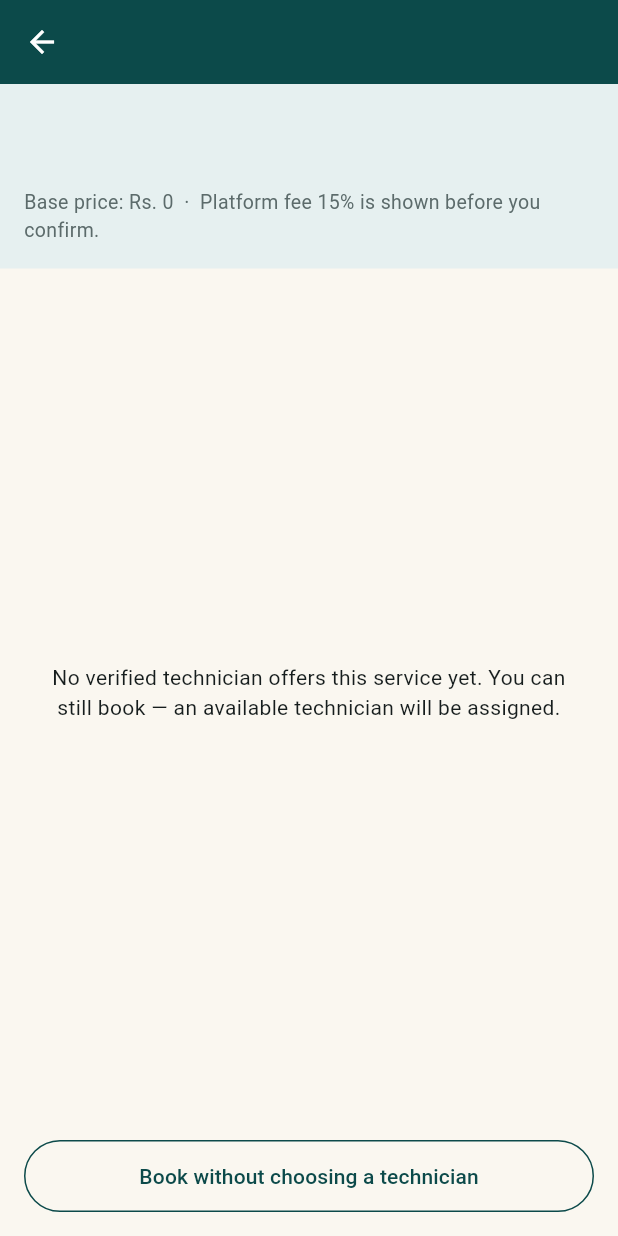
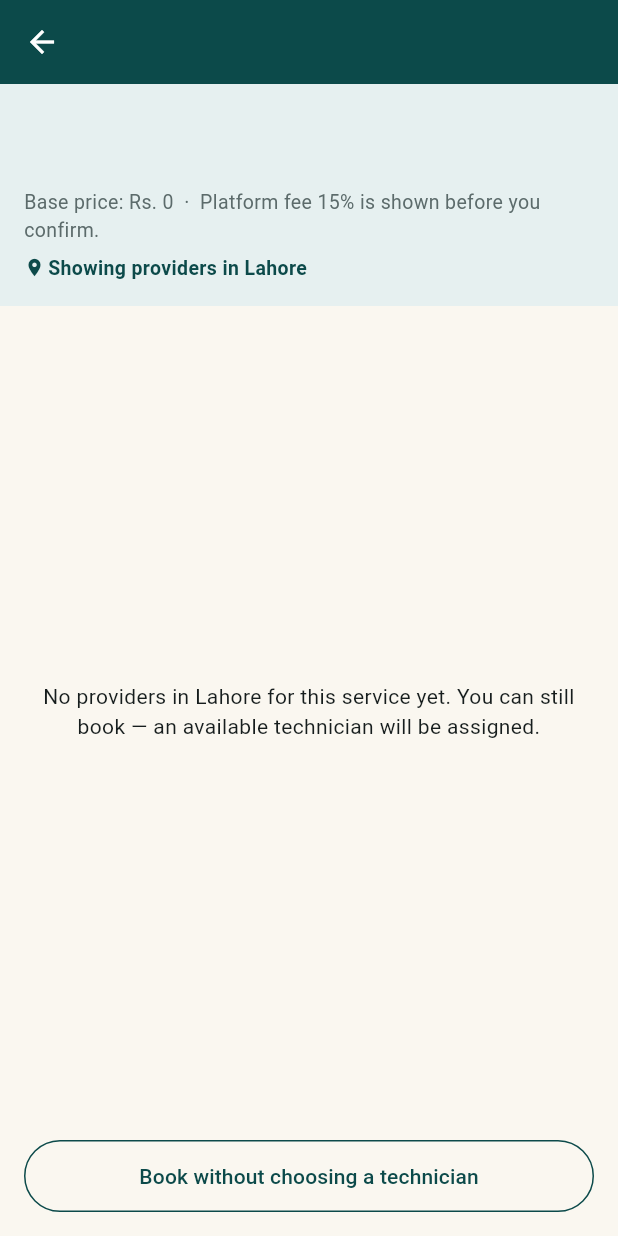
Before and after one commit to sohailtnt1-sudo/project-services-flutter, a Flutter app: the ProvidersScreen screen opened directly with empty values, on a phone screen of 412 x 824 dp. Run offline on Flutter 3.47's test engine with Material 3 defaults, Android fonts, the phone set to English and light mode, and no system bars; our stand-ins replace firebase_core, firebase_messaging, flutter_map, image_picker, latlong2, supabase_flutter; accounts and stored records are empty.

Commit message:
City filter on provider lists (customer city picker, default Lahore)

```diff
--- a/lib/screens/providers_screen.dart
+++ b/lib/screens/providers_screen.dart
@@ -8,7 +8,8 @@ import 'booking_screen.dart';
 
 class ProvidersScreen extends StatefulWidget {
   final ServiceItem service;
-  const ProvidersScreen({super.key, required this.service});
+  final String city;
+  const ProvidersScreen({super.key, required this.service, this.city = kDefaultCity});
   @override
   State<ProvidersScreen> createState() => _ProvidersScreenState();
 }
@@ -18,7 +19,7 @@ class _ProvidersScreenState extends State<ProvidersScreen> {
   @override
   void initState() {
     super.initState();
-    _providers = fetchProvidersForService(widget.service.id);
+    _providers = fetchProvidersForService(widget.service.id, city: widget.city);
   }
 
   @override
@@ -40,6 +41,15 @@ class _ProvidersScreenState extends State<ProvidersScreen> {
                 const SizedBox(height: 6),
                 Text('Base price: ${formatRs(s.basePrice)}  ·  Platform fee 15% is shown before you confirm.',
                     style: const TextStyle(fontSize: 13, color: AppColors.inkSoft)),
+                const SizedBox(height: 6),
+                Row(
+                  children: [
+                    const Icon(Icons.location_on, size: 14, color: AppColors.teal),
+                    const SizedBox(width: 2),
+                    Text('Showing providers in ${widget.city}',
+                        style: const TextStyle(fontSize: 13, fontWeight: FontWeight.w600, color: AppColors.teal)),
+                  ],
+                ),
               ],
             ),
           ),
@@ -55,11 +65,11 @@ class _ProvidersScreenState extends State<ProvidersScreen> {
                 }
                 final list = snap.data ?? [];
                 if (list.isEmpty) {
-                  return const Center(
+                  return Center(
                     child: Padding(
-                      padding: EdgeInsets.all(24),
+                      padding: const EdgeInsets.all(24),
                       child: Text(
-                        'No verified technician offers this service yet. '
+                        'No providers in ${widget.city} for this service yet. '
                         'You can still book — an available technician will be assigned.',
                         textAlign: TextAlign.center,
                       ),
--- a/lib/screens/services_screen.dart
+++ b/lib/screens/services_screen.dart
@@ -11,7 +11,8 @@ String serviceImagePath(String slug) => 'assets/images/services/$slug.webp';
 
 class ServicesScreen extends StatefulWidget {
   final Category category;
-  const ServicesScreen({super.key, required this.category});
+  final String city;
+  const ServicesScreen({super.key, required this.category, this.city = kDefaultCity});
   @override
   State<ServicesScreen> createState() => _ServicesScreenState();
 }
@@ -70,7 +71,7 @@ class _ServicesScreenState extends State<ServicesScreen> {
                   trailing: Text(formatRs(s.basePrice),
                       style: const TextStyle(fontWeight: FontWeight.bold, color: AppColors.teal)),
                   onTap: () => Navigator.of(context).push(MaterialPageRoute(
-                    builder: (_) => ProvidersScreen(service: s),
+                    builder: (_) => ProvidersScreen(service: s, city: widget.city),
                   )),
                 ),
               );
```
Also changed, not shown: lib/repository.dart (+43 -5 lines), lib/screens/customer_shell.dart (+62 -23 lines), 1 other file.
